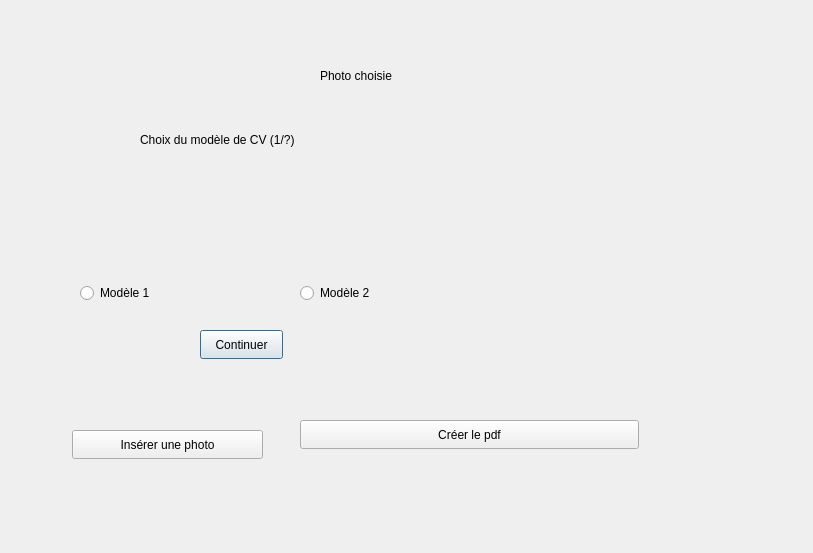
Old version of the form JobDocsCreator/cveditor.ui in the repository elmirge7/JobDocsCreator.
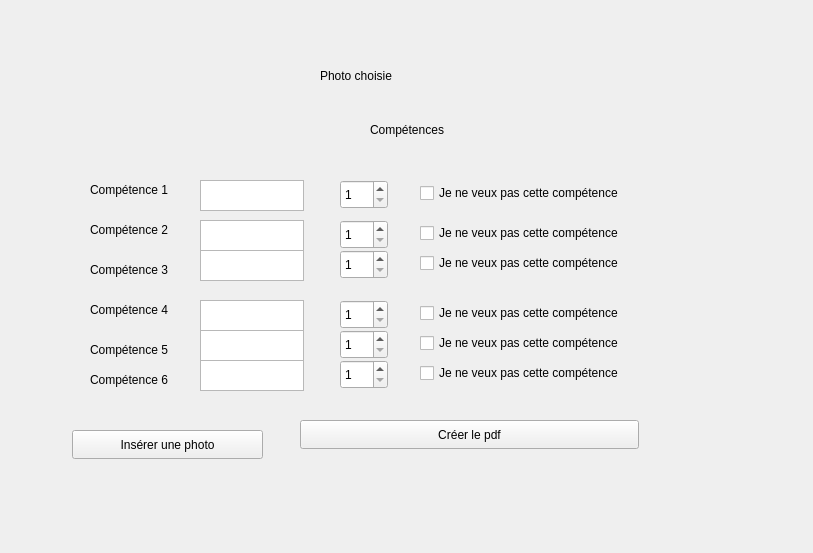
New version of the form. The open tabs and pages were chosen to show the change.

Diff of the .ui file:
```diff
--- a/JobDocsCreator/cveditor.ui
+++ b/JobDocsCreator/cveditor.ui
@@ -1301,6 +1301,346 @@
        <x>210</x>
        <y>230</y>
        <width>221</width>
+       <height>31</height>
+      </rect>
+     </property>
+    </widget>
+    <widget class="QPushButton" name="pushButton_10">
+     <property name="geometry">
+      <rect>
+       <x>490</x>
+       <y>20</y>
+       <width>83</width>
+       <height>29</height>
+      </rect>
+     </property>
+     <property name="text">
+      <string>Continuer</string>
+     </property>
+    </widget>
+   </widget>
+   <widget class="QWidget" name="pageSkills">
+    <widget class="QLabel" name="label_47">
+     <property name="geometry">
+      <rect>
+       <x>310</x>
+       <y>10</y>
+       <width>101</width>
+       <height>20</height>
+      </rect>
+     </property>
+     <property name="text">
+      <string>Compétences</string>
+     </property>
+    </widget>
+    <widget class="QLabel" name="label_48">
+     <property name="geometry">
+      <rect>
+       <x>30</x>
+       <y>70</y>
+       <width>101</width>
+       <height>20</height>
+      </rect>
+     </property>
+     <property name="text">
+      <string>Compétence 1</string>
+     </property>
+    </widget>
+    <widget class="QLabel" name="label_49">
+     <property name="geometry">
+      <rect>
+       <x>30</x>
+       <y>110</y>
+       <width>101</width>
+       <height>20</height>
+      </rect>
+     </property>
+     <property name="text">
+      <string>Compétence 2</string>
+     </property>
+    </widget>
+    <widget class="QLabel" name="label_50">
+     <property name="geometry">
+      <rect>
+       <x>30</x>
+       <y>150</y>
+       <width>101</width>
+       <height>20</height>
+      </rect>
+     </property>
+     <property name="text">
+      <string>Compétence 3</string>
+     </property>
+    </widget>
+    <widget class="QLabel" name="label_51">
+     <property name="geometry">
+      <rect>
+       <x>30</x>
+       <y>190</y>
+       <width>101</width>
+       <height>20</height>
+      </rect>
+     </property>
+     <property name="text">
+      <string>Compétence 4</string>
+     </property>
+    </widget>
+    <widget class="QLabel" name="label_52">
+     <property name="geometry">
+      <rect>
+       <x>30</x>
+       <y>230</y>
+       <width>101</width>
+       <height>20</height>
+      </rect>
+     </property>
+     <property name="text">
+      <string>Compétence 5</string>
+     </property>
+    </widget>
+    <widget class="QLabel" name="label_53">
+     <property name="geometry">
+      <rect>
+       <x>30</x>
+       <y>260</y>
+       <width>101</width>
+       <height>20</height>
+      </rect>
+     </property>
+     <property name="text">
+      <string>Compétence 6</string>
+     </property>
+    </widget>
+    <widget class="QTextEdit" name="textEditCompetence">
+     <property name="geometry">
+      <rect>
+       <x>140</x>
+       <y>70</y>
+       <width>104</width>
+       <height>31</height>
+      </rect>
+     </property>
+    </widget>
+    <widget class="QSpinBox" name="spinBoxCompetence">
+     <property name="geometry">
+      <rect>
+       <x>280</x>
+       <y>70</y>
+       <width>48</width>
+       <height>29</height>
+      </rect>
+     </property>
+     <property name="minimum">
+      <number>1</number>
+     </property>
+     <property name="maximum">
+      <number>100</number>
+     </property>
+    </widget>
+    <widget class="QCheckBox" name="checkBoxCompetence">
+     <property name="geometry">
+      <rect>
+       <x>360</x>
+       <y>70</y>
+       <width>301</width>
+       <height>26</height>
+      </rect>
+     </property>
+     <property name="text">
+      <string>Je ne veux pas cette compétence</string>
+     </property>
+    </widget>
+    <widget class="QCheckBox" name="checkBoxCompetence_2">
+     <property name="geometry">
+      <rect>
+       <x>360</x>
+       <y>110</y>
+       <width>301</width>
+       <height>26</height>
+      </rect>
+     </property>
+     <property name="text">
+      <string>Je ne veux pas cette compétence</string>
+     </property>
+    </widget>
+    <widget class="QSpinBox" name="spinBoxCompetence_2">
+     <property name="geometry">
+      <rect>
+       <x>280</x>
+       <y>110</y>
+       <width>48</width>
+       <height>29</height>
+      </rect>
+     </property>
+     <property name="minimum">
+      <number>1</number>
+     </property>
+     <property name="maximum">
+      <number>100</number>
+     </property>
+    </widget>
+    <widget class="QTextEdit" name="textEditCompetence_2">
+     <property name="geometry">
+      <rect>
+       <x>140</x>
+       <y>110</y>
+       <width>104</width>
+       <height>31</height>
+      </rect>
+     </property>
+    </widget>
+    <widget class="QCheckBox" name="checkBoxCompetence_3">
+     <property name="geometry">
+      <rect>
+       <x>360</x>
+       <y>140</y>
+       <width>301</width>
+       <height>26</height>
+      </rect>
+     </property>
+     <property name="text">
+      <string>Je ne veux pas cette compétence</string>
+     </property>
+    </widget>
+    <widget class="QSpinBox" name="spinBoxCompetence_3">
+     <property name="geometry">
+      <rect>
+       <x>280</x>
+       <y>140</y>
+       <width>48</width>
+       <height>29</height>
+      </rect>
+     </property>
+     <property name="minimum">
+      <number>1</number>
+     </property>
+     <property name="maximum">
+      <number>100</number>
+     </property>
+    </widget>
+    <widget class="QTextEdit" name="textEditCompetence_3">
+     <property name="geometry">
+      <rect>
+       <x>140</x>
+       <y>140</y>
+       <width>104</width>
+       <height>31</height>
+      </rect>
+     </property>
+    </widget>
+    <widget class="QCheckBox" name="checkBoxCompetence_4">
+     <property name="geometry">
+      <rect>
+       <x>360</x>
+       <y>190</y>
+       <width>301</width>
+       <height>26</height>
+      </rect>
+     </property>
+     <property name="text">
+      <string>Je ne veux pas cette compétence</string>
+     </property>
+    </widget>
+    <widget class="QSpinBox" name="spinBoxCompetence_4">
+     <property name="geometry">
+      <rect>
+       <x>280</x>
+       <y>190</y>
+       <width>48</width>
+       <height>29</height>
+      </rect>
+     </property>
+     <property name="minimum">
+      <number>1</number>
+     </property>
+     <property name="maximum">
+      <number>100</number>
+     </property>
+    </widget>
+    <widget class="QTextEdit" name="textEditCompetence_4">
+     <property name="geometry">
+      <rect>
+       <x>140</x>
+       <y>190</y>
+       <width>104</width>
+       <height>31</height>
+      </rect>
+     </property>
+    </widget>
+    <widget class="QCheckBox" name="checkBoxCompetence_5">
+     <property name="geometry">
+      <rect>
+       <x>360</x>
+       <y>220</y>
+       <width>301</width>
+       <height>26</height>
+      </rect>
+     </property>
+     <property name="text">
+      <string>Je ne veux pas cette compétence</string>
+     </property>
+    </widget>
+    <widget class="QSpinBox" name="spinBoxCompetence_5">
+     <property name="geometry">
+      <rect>
+       <x>280</x>
+       <y>220</y>
+       <width>48</width>
+       <height>29</height>
+      </rect>
+     </property>
+     <property name="minimum">
+      <number>1</number>
+     </property>
+     <property name="maximum">
+      <number>100</number>
+     </property>
+    </widget>
+    <widget class="QTextEdit" name="textEditCompetence_5">
+     <property name="geometry">
+      <rect>
+       <x>140</x>
+       <y>220</y>
+       <width>104</width>
+       <height>31</height>
+      </rect>
+     </property>
+    </widget>
+    <widget class="QCheckBox" name="checkBoxCompetence_6">
+     <property name="geometry">
+      <rect>
+       <x>360</x>
+       <y>250</y>
+       <width>301</width>
+       <height>26</height>
+      </rect>
+     </property>
+     <property name="text">
+      <string>Je ne veux pas cette compétence</string>
+     </property>
+    </widget>
+    <widget class="QSpinBox" name="spinBoxCompetence_6">
+     <property name="geometry">
+      <rect>
+       <x>280</x>
+       <y>250</y>
+       <width>48</width>
+       <height>29</height>
+      </rect>
+     </property>
+     <property name="minimum">
+      <number>1</number>
+     </property>
+     <property name="maximum">
+      <number>100</number>
+     </property>
+    </widget>
+    <widget class="QTextEdit" name="textEditCompetence_6">
+     <property name="geometry">
+      <rect>
+       <x>140</x>
+       <y>250</y>
+       <width>104</width>
        <height>31</height>
       </rect>
      </property>
```
Left out of the diff: 2 changed lines with no effect on the pictures.
